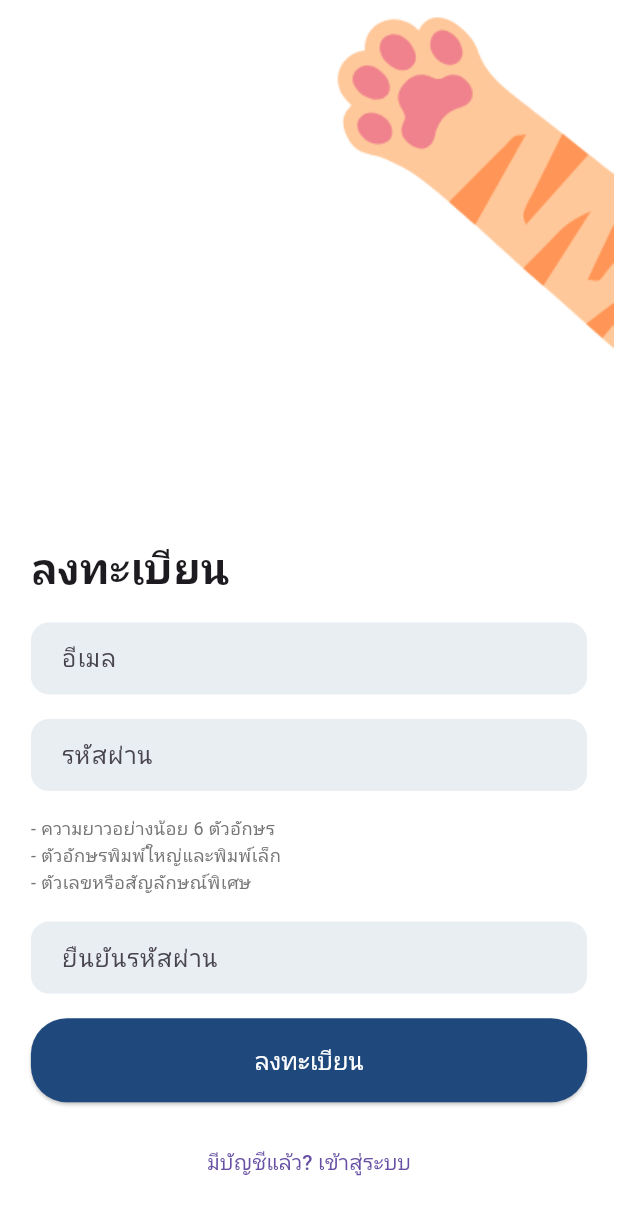
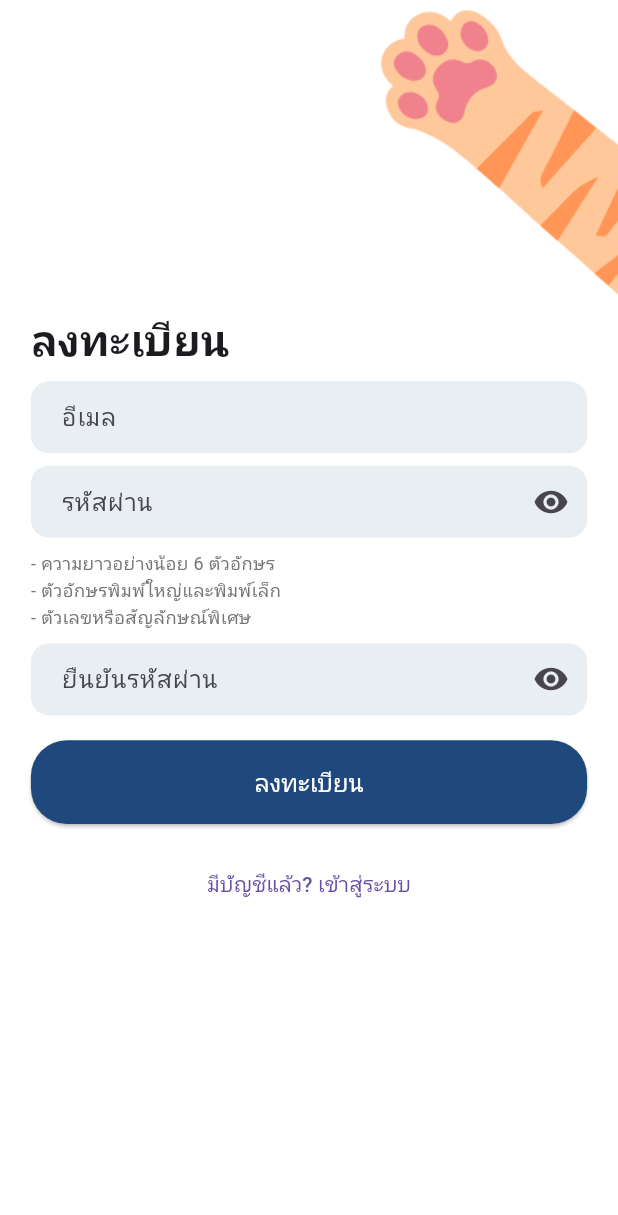
Before and after one commit to Napapakph/medibuddy-Project, a Flutter app: the screen it shows after launch, after a tap on "สร้างบัญชี", on a phone screen of 412 x 824 dp. Shown: the top 1215 px of the screen. Run offline on Flutter 3.47's test engine with Material 3 defaults, Android fonts, the phone set to English and light mode, and no system bars; our stand-ins replace flutter_otp_text_field, image_picker, supabase_flutter; accounts and stored records are empty.

Commit message:
อัพเดต แก้บัคการลงทะเบียน

```diff
--- a/lib/OCR/camera_ocr.dart
+++ b/lib/OCR/camera_ocr.dart
@@ -14,21 +14,14 @@ class _CameraOcrPageState extends State<CameraOcrPage> {
   File? _capturedPhoto;
 
   Future<void> _capturePhoto() async {
-    // 1) รอเลือก / ถ่ายรูป
     final XFile? photo = await _imagePicker.pickImage(
       source: ImageSource.camera,
       preferredCameraDevice: CameraDevice.rear,
       imageQuality: 80,
     );
-    // 2) หลัง await *ต้อง* เช็คว่าหน้านี้ยังอยู่มั้ย
-    if (!mounted) return;
 
-    // 3) ถ้า user กดออก หรือกด back จนไม่มีรูป ก็ไม่ต้องทำต่อ
     if (photo == null) return;
-    // 4) ตอนนี้ปลอดภัย ใช้ setState ได้แล้ว
     setState(() => _capturedPhoto = File(photo.path));
-
-    // 5) ใช้ context แสดง SnackBar ได้ ปลอดภัยแล้ว
     ScaffoldMessenger.of(context).showSnackBar(
       const SnackBar(content: Text('บันทึกภาพสำเร็จ แล้วจ้า!')),
     );
--- a/lib/pages/login.dart
+++ b/lib/pages/login.dart
@@ -22,6 +22,7 @@ class _LoginScreenState extends State<LoginScreen> {
   final _auth = MockAuthService(); //จำลองการ Login
   String? _lastEmail; // เก็บอีเมลล่าสุดที่ใช้ล็อกอินสำเร็จ
   String? _lastPassword; // เก็บรหัสผ่านล่าสุดที่ใช้ล็อกอินสำเร็จ
+  bool _obscurePassword = true; //ดู password
 
   bool _isLoading = false; // ติดตามสถานะกำลังล็อกอิน
 
@@ -153,7 +154,7 @@ class _LoginScreenState extends State<LoginScreen> {
                             // ช่องรหัสผ่าน
                             TextFormField(
                               controller: _passwordCtrl,
-                              obscureText: true,
+                              obscureText: _obscurePassword,
                               decoration: InputDecoration(
                                 labelText: 'รหัสผ่าน',
                                 filled: true,
@@ -165,6 +166,18 @@ class _LoginScreenState extends State<LoginScreen> {
                                 contentPadding: EdgeInsets.symmetric(
                                   horizontal: maxWidth * 0.04,
                                   vertical: maxHeight * 0.02,
+                                ),
+                                suffixIcon: IconButton(
+                                  icon: Icon(
+                                    _obscurePassword
+                                        ? Icons.visibility
+                                        : Icons.visibility_off,
+                                  ),
+                                  onPressed: () {
+                                    setState(() {
+                                      _obscurePassword = !_obscurePassword;
+                                    });
+                                  },
                                 ),
                               ),
                               validator: (value) {
--- a/lib/pages/signup.dart
+++ b/lib/pages/signup.dart
@@ -1,7 +1,7 @@
 import 'package:flutter/material.dart';
+import 'package:flutter/rendering.dart';
 import 'otp.dart';
-import '../aPI/authen_login.dart';
-//import '../widgets/login_button.dart';
+import '../API/authen_login.dart';
 
 class SignupScreen extends StatefulWidget {
   const SignupScreen({super.key});
@@ -16,6 +16,8 @@ class _SignupScreenState extends State<SignupScreen> {
   final _password = TextEditingController();
   final _confirmPasswordCtrl = TextEditingController();
   final _authAPI = AuthenLogin(); // ใช้ class จากไฟล์ API
+  bool _obscurePassword = true; //ดู password
+  bool _obscureConfirmPassword = true;
 
   bool _isLoading = false; // สถานะการโหลด
 
@@ -114,39 +116,38 @@ class _SignupScreenState extends State<SignupScreen> {
             final maxWidth = constraints.maxWidth;
             final maxHeight = constraints.maxHeight;
 
+            //ถ้าจอกว้างแบบแท็บเล็ต
             final bool isTablet = maxWidth > 600;
+
+            //จำกัดความกว้างสูงสุดของหน้าจอ
             final double containerWidth = isTablet ? 500 : maxWidth;
-
-            return Center(
-              child: SizedBox(
-                width: containerWidth, // 👈 ใช้จริงแล้ว
-                child: Stack(
+            return Stack(
               children: [
-                    // 🐱 รูปแมว มุมขวาบน
-                    Align(
+                ConstrainedBox(
+                  constraints: const BoxConstraints(
+                      maxWidth: 480, maxHeight: double.infinity),
+                  child: Column(
+                    crossAxisAlignment: CrossAxisAlignment.start,
+                    children: [
+                      // รูปแมวด้านบน
+                      Positioned(
+                          child: Align(
                         alignment: Alignment.topRight,
                         child: SizedBox(
-                        height: maxHeight * 0.3,
+                          height: maxHeight * 0.25,
                           child: Image.asset(
                             'assets/Sign_up_cat.png',
                           ),
                         ),
-                    ),
+                      )),
 
-                    // 📝 ฟอร์มชิดล่าง
-                    Align(
-                      alignment: Alignment.bottomCenter,
+                      Center(
                         child: Padding(
                           padding: EdgeInsets.fromLTRB(
-                          maxWidth * 0.05,
-                          0,
-                          maxWidth * 0.05,
-                          maxHeight * 0.03, // ระยะจากขอบล่างนิดนึง
-                        ),
+                              maxWidth * 0.05, 0, maxWidth * 0.05, 0),
                           child: Form(
                             key: _formKey,
                             child: Column(
-                            mainAxisSize: MainAxisSize.min, // 👈 สำคัญมาก!
                               crossAxisAlignment: CrossAxisAlignment.start,
                               children: [
                                 const Text(
@@ -156,20 +157,20 @@ class _SignupScreenState extends State<SignupScreen> {
                                     fontWeight: FontWeight.bold,
                                   ),
                                 ),
-                              SizedBox(height: maxHeight * 0.02),
-
-                              // อีเมล
+                                SizedBox(height: maxHeight * 0.01),
                                 TextFormField(
                                   controller: _email,
                                   decoration: InputDecoration(
                                     labelText: 'อีเมล',
-                                  filled: true,
+                                    filled: true, // เติมสีพื้นหลัง
                                     fillColor: const Color(0xFFE9EEF3),
                                     border: OutlineInputBorder(
+                                      // ขอบมน
                                       borderRadius: BorderRadius.circular(12),
                                       borderSide: BorderSide.none,
                                     ),
                                     contentPadding: EdgeInsets.symmetric(
+                                      // เพิ่มพื้นที่ภายใน
                                       horizontal: maxWidth * 0.04,
                                       vertical: maxHeight * 0.01,
                                     ),
@@ -181,12 +182,11 @@ class _SignupScreenState extends State<SignupScreen> {
                                     return null;
                                   },
                                 ),
-                              SizedBox(height: maxHeight * 0.02),
+                                SizedBox(height: maxHeight * 0.01),
 
-                              // รหัสผ่าน
                                 TextFormField(
                                   controller: _password,
-                                obscureText: true,
+                                  obscureText: _obscurePassword,
                                   decoration: InputDecoration(
                                     labelText: 'รหัสผ่าน',
                                     filled: true,
@@ -199,16 +199,31 @@ class _SignupScreenState extends State<SignupScreen> {
                                       horizontal: maxWidth * 0.04,
                                       vertical: maxHeight * 0.01,
                                     ),
+                                    suffixIcon: IconButton(
+                                      icon: Icon(
+                                        _obscurePassword
+                                            ? Icons.visibility
+                                            : Icons.visibility_off,
+                                      ),
+                                      onPressed: () {
+                                        setState(() {
+                                          _obscurePassword = !_obscurePassword;
+                                        });
+                                      },
+                                    ),
                                   ),
                                   validator: (value) {
                                     if (value == null || value.isEmpty) {
                                       return 'กรุณากรอกรหัสผ่าน';
                                     }
-                                  final error = validatePassword(value);
-                                  return error;
+
+                                    final error = validatePassword(
+                                        value); // 👈 เรียกฟังก์ชันด้านบน
+
+                                    return error; // ถ้า null = ผ่าน, ถ้าเป็น String = โชว์ข้อความนั้น
                                   },
                                 ),
-                              SizedBox(height: maxHeight * 0.02),
+                                SizedBox(height: maxHeight * 0.01),
 
                                 Align(
                                   alignment: Alignment.centerLeft,
@@ -224,12 +239,11 @@ class _SignupScreenState extends State<SignupScreen> {
                                     ),
                                   ),
                                 ),
-                              SizedBox(height: maxHeight * 0.02),
+                                SizedBox(height: maxHeight * 0.01),
 
-                              // ยืนยันรหัสผ่าน
                                 TextFormField(
                                   controller: _confirmPasswordCtrl,
-                                obscureText: true,
+                                  obscureText: _obscureConfirmPassword,
                                   decoration: InputDecoration(
                                     labelText: 'ยืนยันรหัสผ่าน',
                                     filled: true,
@@ -241,6 +255,19 @@ class _SignupScreenState extends State<SignupScreen> {
                                     contentPadding: EdgeInsets.symmetric(
                                       horizontal: maxWidth * 0.04,
                                       vertical: maxHeight * 0.01,
+                                    ),
+                                    suffixIcon: IconButton(
+                                      icon: Icon(
+                                        _obscureConfirmPassword
+                                            ? Icons.visibility
+                                            : Icons.visibility_off,
+                                      ),
+                                      onPressed: () {
+                                        setState(() {
+                                          _obscureConfirmPassword =
+                                              !_obscureConfirmPassword;
+                                        });
+                                      },
                                     ),
                                   ),
                                   validator: (value) {
@@ -255,15 +282,14 @@ class _SignupScreenState extends State<SignupScreen> {
                                 ),
                                 SizedBox(height: maxHeight * 0.02),
 
-                              // ปุ่มลงทะเบียน
                                 SizedBox(
                                   width: double.infinity,
                                   child: ElevatedButton(
-                                  onPressed: _isLoading ? null : _handleSignup,
+                                    onPressed:
+                                        _isLoading ? null : _handleSignup,
                                     style: ElevatedButton.styleFrom(
                                       padding: EdgeInsets.symmetric(
-                                      vertical: maxHeight * 0.02,
-                                    ),
+                                          vertical: maxHeight * 0.02),
                                       shape: RoundedRectangleBorder(
                                         borderRadius: BorderRadius.circular(24),
                                       ),
@@ -280,23 +306,27 @@ class _SignupScreenState extends State<SignupScreen> {
                                 ),
                                 SizedBox(height: maxHeight * 0.02),
 
-                              // ลิงก์กลับไปหน้า login
+                                // กลับไปหน้าเข้าสู่ระบบ
                                 Center(
                                   child: TextButton(
                                     onPressed: () {
-                                    Navigator.pop(context);
+                                      Navigator.pop(
+                                          context); // กลับไปหน้าเข้าสู่ระบบ
                                     },
-                                  child: const Text('มีบัญชีแล้ว? เข้าสู่ระบบ'),
+                                    child:
+                                        const Text('มีบัญชีแล้ว? เข้าสู่ระบบ'),
                                   ),
-                              ),
+                                )
                               ],
                             ),
                           ),
                         ),
                       ),
+                      // ฟอร์ม
                     ],
                   ),
                 ),
+              ],
             );
           },
         ),
--- a/pubspec.yaml
+++ b/pubspec.yaml
@@ -32,7 +32,7 @@ dependencies:
   flutter:
     sdk: flutter
   flutter_otp_text_field: ^1.1.0+2
-  intl: ^0.19.0  # หรือเวอร์ชันล่าสุด
+  intl: ^0.20.2  # หรือเวอร์ชันล่าสุด
 
 
 
@@ -44,7 +44,7 @@ dependencies:
   camera: ^0.11.3
   path_provider: ^2.1.5
   path: ^1.9.1
-  image_picker: ^0.8.7+5
+  image_picker: ^1.2.1
 
 dev_dependencies:
   flutter_test:
@@ -56,7 +56,7 @@ dev_dependencies:
   # activated in the `analysis_options.yaml` file located at the root of your
   # package. See that file for information about deactivating specific lint
   # rules and activating additional ones.
-  flutter_lints: ^5.0.0
+  flutter_lints: ^6.0.0
 
 # For information on the generic Dart part of this file, see the
 # following page: https://dart.dev/tools/pub/pubspec
```
Also changed, not shown: pubspec.lock. Lines whose indentation alone changed are shown as unchanged.
